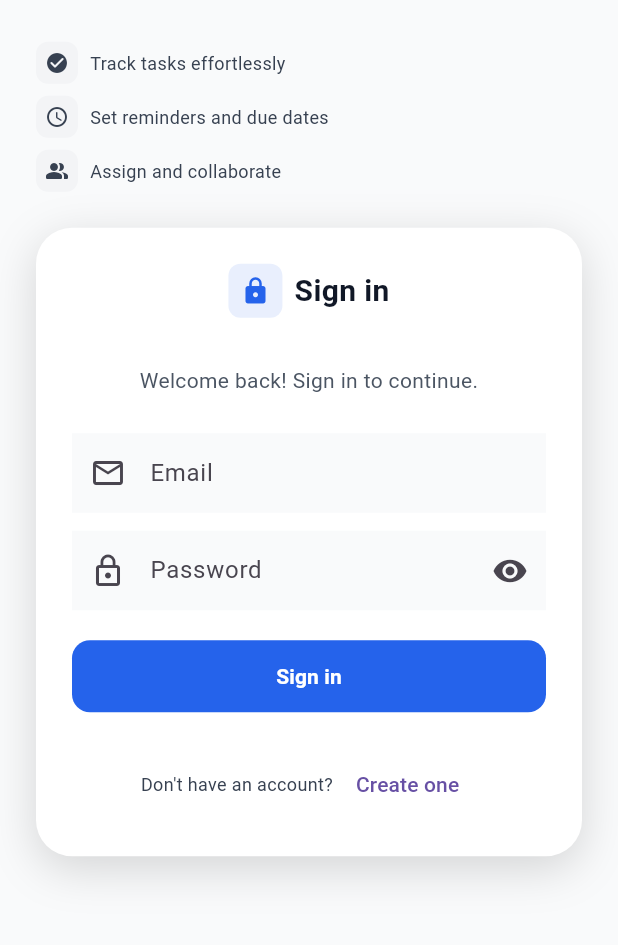
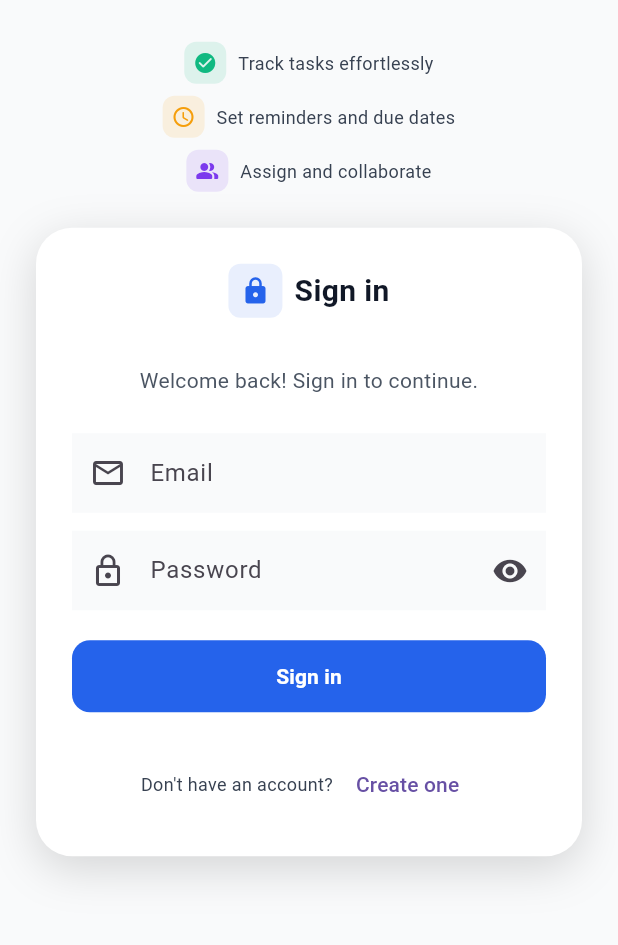
Before and after one commit to krsonu12/todoByAPI, a Flutter app: the SignupScreen screen opened by its route, after a tap on "Create account", after a tap on "Sign in", on a phone screen of 412 x 824 dp, the part 259-1204 px from its top. Run offline on Flutter 3.47's test engine with Material 3 defaults, Android fonts, the phone set to English and light mode, and no system bars; our stand-ins replace dio, flutter_riverpod, freezed_annotation, go_router, shared_preferences, sqflite; accounts and stored records are empty.

Commit message:
Refactor SignupScreen layout by removing unnecessary whitespace and correcting AsyncError state handling for improved readability and error display.

```diff
--- a/lib/features/auth/presentation/signup_screen.dart
+++ b/lib/features/auth/presentation/signup_screen.dart
@@ -44,7 +44,6 @@ class _SignupScreenState extends ConsumerState<SignupScreen> {
               mainAxisAlignment: MainAxisAlignment.center,
               crossAxisAlignment: CrossAxisAlignment.center,
               children: [
-
                 const AuthBrandHeader(),
                 const SizedBox(height: TodoDesignSystem.spacing12),
                 const AuthHighlights(),
@@ -151,7 +150,7 @@ class _SignupScreenState extends ConsumerState<SignupScreen> {
                                   ),
                           ),
                         ),
-                    if (state is AsyncError)
+                        if (state is AsyncError)
                           Text(
                             state.error.toString(),
                             style: TodoDesignSystem.bodySmall.copyWith(
--- a/lib/features/auth/presentation/widgets/auth_widgets.dart
+++ b/lib/features/auth/presentation/widgets/auth_widgets.dart
@@ -114,34 +114,42 @@ class AuthHighlights extends StatelessWidget {
       (Icons.people_alt_rounded, 'Assign and collaborate'),
     ];
     return Column(
-      crossAxisAlignment: CrossAxisAlignment.stretch,
+      crossAxisAlignment: CrossAxisAlignment.center,
+      mainAxisAlignment: MainAxisAlignment.start,
       children: [
         const SizedBox(height: TodoDesignSystem.spacing16),
-        ...items.map(
-          (it) => Padding(
+        ...items.asMap().entries.map((entry) {
+          final idx = entry.key;
+          final (iconData, label) = entry.value;
+          final Color iconColor = switch (idx) {
+            0 => TodoDesignSystem.successGreen,
+            1 => TodoDesignSystem.warningOrange,
+            _ => TodoDesignSystem.secondaryPurple,
+          };
+
+          return Padding(
             padding: const EdgeInsets.only(bottom: TodoDesignSystem.spacing8),
             child: Row(
+              mainAxisAlignment: MainAxisAlignment.center,
+              crossAxisAlignment: CrossAxisAlignment.center,
               children: [
                 Container(
                   width: 28,
                   height: 28,
                   alignment: Alignment.center,
                   decoration: BoxDecoration(
-                    color: TodoDesignSystem.neutralGray100,
+                    color: iconColor.withOpacity(0.12),
                     borderRadius: BorderRadius.circular(
                       TodoDesignSystem.radiusSmall,
                     ),
                   ),
-                  child: Icon(
-                    it.$1,
-                    size: 16,
-                    color: TodoDesignSystem.neutralGray700,
-                  ),
+                  child: Icon(iconData, size: 16, color: iconColor),
                 ),
                 const SizedBox(width: TodoDesignSystem.spacing8),
-                Expanded(
+                Flexible(
                   child: Text(
-                    it.$2,
+                    label,
+                    textAlign: TextAlign.center,
                     style: TodoDesignSystem.bodySmall.copyWith(
                       color: TodoDesignSystem.neutralGray700,
                     ),
@@ -149,8 +157,8 @@ class AuthHighlights extends StatelessWidget {
                 ),
               ],
             ),
-          ),
-        ),
+          );
+        }),
       ],
     );
   }
```
